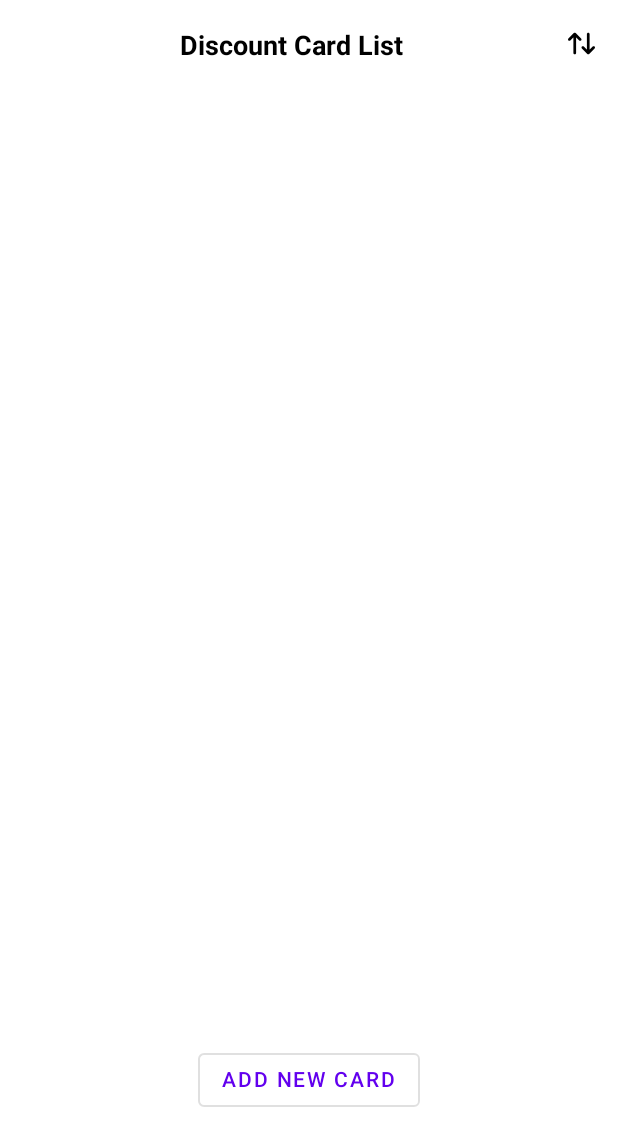
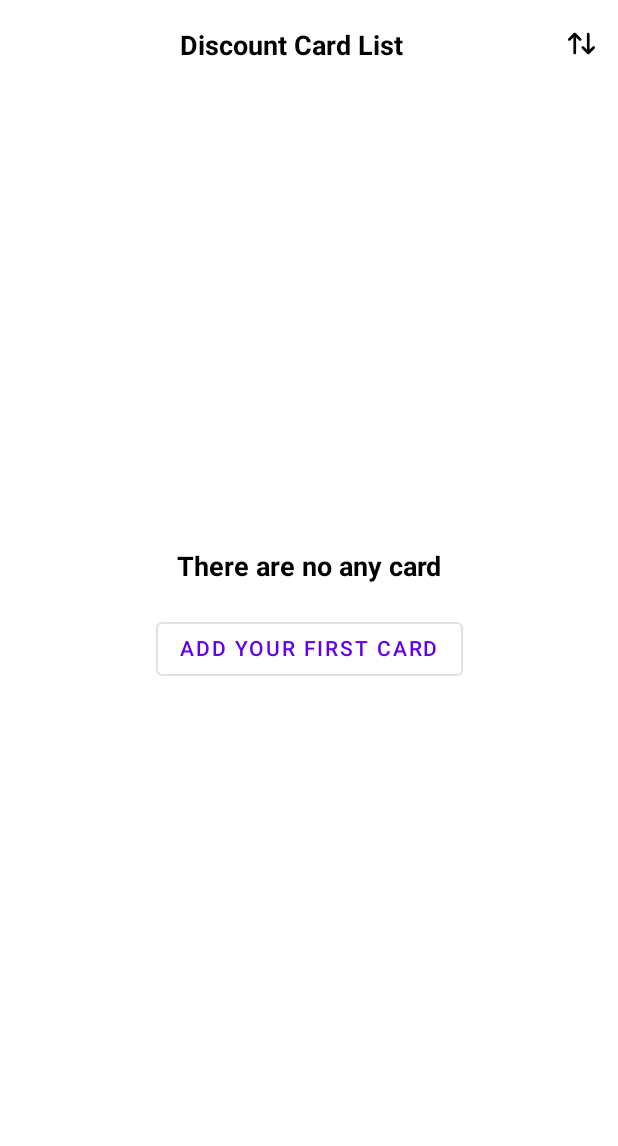
Before and after one commit to shortSparrow/novus_card, an Android app built with Jetpack Compose: the screen it shows after launch (MainActivity), on a phone screen of 412 x 824 dp. Shown: the top 1146 px of the screen. Run offline under Robolectric (Android 15) with nearby library versions, the phone set to English and light mode, and no system bars.

Commit message:
refactoring & add ability delete card

```diff
--- a/app/src/main/java/com/senya/novuswidget/MainActivity.kt
+++ b/app/src/main/java/com/senya/novuswidget/MainActivity.kt
@@ -32,8 +32,6 @@ class MainActivity : AppCompatActivity() {
 
     override fun onCreate(savedInstanceState: Bundle?) {
         super.onCreate(savedInstanceState)
-
-        Log.d("XXXXXX", intent?.getIntExtra("title", 0).toString())
 
         setContent {
             val vm: HomeViewModel = viewModel()
--- a/app/src/main/java/com/senya/novuswidget/ui/home/Home.kt
+++ b/app/src/main/java/com/senya/novuswidget/ui/home/Home.kt
@@ -12,8 +12,10 @@ import androidx.compose.ui.Alignment
 import androidx.compose.ui.ExperimentalComposeUiApi
 import androidx.compose.ui.Modifier
 import androidx.compose.ui.res.painterResource
+import androidx.compose.ui.text.font.FontWeight
 import androidx.compose.ui.tooling.preview.Preview
 import androidx.compose.ui.unit.dp
+import androidx.compose.ui.unit.sp
 import androidx.compose.ui.window.Dialog
 import androidx.compose.ui.window.DialogProperties
 import com.senya.novuswidget.MainActivity
@@ -24,6 +26,7 @@ import com.senya.novuswidget.ui.extentions.opacityClick
 import com.senya.novuswidget.ui.home.components.CardItem
 import com.senya.novuswidget.ui.home.components.ChangeCarOrder
 import com.senya.novuswidget.ui.home.components.Footer
+import com.senya.novuswidget.util.PRESSED_WIDGET_ITEM_INDEX
 import kotlinx.coroutines.launch
 
 
@@ -61,7 +64,7 @@ fun Home(state: HomeState, onAction: (HomeAction) -> Unit) {
         }
     }
 
-    val initialListPosition = MainActivity.activityContext().intent?.getIntExtra("title", 0) ?: 0
+    val initialListPosition = MainActivity.activityContext().intent?.getIntExtra(PRESSED_WIDGET_ITEM_INDEX, 0) ?: 0
     val listState = rememberLazyListState(initialFirstVisibleItemIndex = initialListPosition)
 
     if (state.isOpenCardOrderModal) {
@@ -97,11 +100,29 @@ fun Home(state: HomeState, onAction: (HomeAction) -> Unit) {
             },
         )
         Column(modifier = Modifier.fillMaxSize()) {
+            if (state.cardList.isEmpty()) {
+                Column(
+                    modifier = Modifier
+                        .fillMaxSize(),
+                    verticalArrangement = Arrangement.Center,
+                    horizontalAlignment = Alignment.CenterHorizontally
+                ) {
+                    Text(
+                        text = "There are no any card",
+                        fontWeight = FontWeight.Bold,
+                        fontSize = 18.sp,
+                        modifier = Modifier.padding(bottom = 20.dp)
+                    )
+                    OutlinedButton(onClick = { onAction(HomeAction.ToggleOpenAddNewCardModal(true)) }) {
+                        Text(text = "add your first card".uppercase())
+                    }
+                }
+            }
             LazyRow(
                 Modifier.weight(1f),
                 verticalAlignment = Alignment.CenterVertically,
                 state = listState,
-                flingBehavior = ScrollableDefaults.flingBehavior()
+                flingBehavior = ScrollableDefaults.flingBehavior(),
             ) {
                 items(state.cardList) { cardItem ->
                     CardItem(
--- a/app/src/main/java/com/senya/novuswidget/ui/home/HomeAction.kt
+++ b/app/src/main/java/com/senya/novuswidget/ui/home/HomeAction.kt
@@ -9,6 +9,7 @@ sealed interface HomeAction {
     data class OnChangeCardTitle(val value: String) : HomeAction
     data class SetModifiedCard(val card: ShopItem) : HomeAction
     object AddImage : HomeAction
+    object DeleteImage : HomeAction
     data class SetIsOpenChangeOrderModal (val isOpen: Boolean): HomeAction
     data class SetNewCardOrder(val cardList: List<ShopItem>): HomeAction
 }
--- a/app/src/main/java/com/senya/novuswidget/ui/home/components/CardItem.kt
+++ b/app/src/main/java/com/senya/novuswidget/ui/home/components/CardItem.kt
@@ -23,10 +23,10 @@ import com.senya.novuswidget.ui.home.HomeAction
 @Composable
 fun CardItem(cardItem: ShopItem, onAction: (HomeAction) -> Unit) {
     val configuration = LocalConfiguration.current
-    val cardItemSize = configuration.screenWidthDp - 100
+    val cardItemSize = configuration.screenWidthDp - 20
 
     Column(
-        modifier = Modifier.padding(horizontal = 20.dp),
+        modifier = Modifier.padding(horizontal = 10.dp),
         horizontalAlignment = Alignment.CenterHorizontally
     ) {
         Text(
--- a/app/src/main/java/com/senya/novuswidget/ui/home/components/ModifyCardItem.kt
+++ b/app/src/main/java/com/senya/novuswidget/ui/home/components/ModifyCardItem.kt
@@ -5,6 +5,7 @@ import androidx.activity.result.contract.ActivityResultContracts
 import androidx.compose.foundation.clickable
 import androidx.compose.foundation.interaction.MutableInteractionSource
 import androidx.compose.foundation.layout.*
+import androidx.compose.material.Icon
 import androidx.compose.material.OutlinedButton
 import androidx.compose.material.Text
 import androidx.compose.material.TextField
@@ -13,7 +14,9 @@ import androidx.compose.runtime.remember
 import androidx.compose.ui.Alignment
 import androidx.compose.ui.ExperimentalComposeUiApi
 import androidx.compose.ui.Modifier
+import androidx.compose.ui.graphics.Color
 import androidx.compose.ui.platform.LocalSoftwareKeyboardController
+import androidx.compose.ui.res.painterResource
 import androidx.compose.ui.unit.dp
 import coil.compose.AsyncImage
 import com.senya.novuswidget.domain.model.ModifiedShopItem
@@ -39,6 +42,16 @@ fun ModifyCardItem(modifiedCard: ModifiedShopItem?, onAction: (HomeAction) -> Un
         Header(
             title = "Add New Image",
             onBackButtonClick = { onAction(HomeAction.ToggleOpenAddNewCardModal(false)) },
+            leftIcon = {
+                if (modifiedCard?.path != null) {
+                    Icon(
+                        painter = painterResource(id = com.senya.novuswidget.R.drawable.delete),
+                        contentDescription = "delete card",
+                        tint = Color.Red,
+                        modifier = Modifier.opacityClick { onAction(HomeAction.DeleteImage) }
+                    )
+                }
+            }
         )
 
         Column(
--- a/app/src/main/java/com/senya/novuswidget/use_case/GetCardsFromStorageUseCase.kt
+++ b/app/src/main/java/com/senya/novuswidget/use_case/GetCardsFromStorageUseCase.kt
@@ -7,6 +7,8 @@ import com.senya.novuswidget.MainActivity
 import com.senya.novuswidget.domain.CardMapper
 import com.senya.novuswidget.domain.model.ShopItem
 import com.senya.novuswidget.domain.model.ShopItemSP
+import com.senya.novuswidget.util.DISCOUNT_CARDS_INFO
+import com.senya.novuswidget.util.DISCOUNT_CARDS_LIST
 import java.lang.reflect.Type
 
 
@@ -14,9 +16,9 @@ class GetCardsFromStorageUseCase() {
     operator fun invoke(): List<ShopItem> {
         val gson = Gson()
 
-        MainActivity.activityContext().getSharedPreferences("cards", Context.MODE_PRIVATE).apply {
+        MainActivity.activityContext().getSharedPreferences(DISCOUNT_CARDS_INFO, Context.MODE_PRIVATE).apply {
             val type: Type = object : TypeToken<List<ShopItemSP?>?>() {}.type
-            val savedCards = getString("items", "")
+            val savedCards = getString(DISCOUNT_CARDS_LIST, "")
 
             val cardList: List<ShopItemSP> = if (savedCards?.isNotEmpty() == true) {
                 gson.fromJson(savedCards, type)
--- /dev/null
+++ b/app/src/main/java/com/senya/novuswidget/use_case/UpdateWidgetUseCase.kt
@@ -0,0 +1,26 @@
+package com.senya.novuswidget.use_case
+
+import android.appwidget.AppWidgetManager
+import android.content.ComponentName
+import com.senya.novuswidget.MainActivity
+import com.senya.novuswidget.R
+import com.senya.novuswidget.widget.NovusCardWidgetProvider
+
+class UpdateWidgetUseCase {
+    private val context = MainActivity.activityContext()
+
+    fun updateWidget() {
+        val appWidgetManager = AppWidgetManager.getInstance(context)
+
+        val appWidgetIds = appWidgetManager.getAppWidgetIds(
+            ComponentName(
+                context,
+                NovusCardWidgetProvider::class.java
+            )
+        )
+        appWidgetManager.notifyAppWidgetViewDataChanged(
+            appWidgetIds,
+            R.id.widget_discount_card_list
+        )
+    }
+}
--- /dev/null
+++ b/app/src/main/java/com/senya/novuswidget/util/constants.kt
@@ -0,0 +1,11 @@
+package com.senya.novuswidget.util
+
+
+// Widget
+const val SELECT_CARD_ACTION = "com.senya.novuswidget.widget.TOAST_ACTION"
+const val EXTRA_ITEM = "com.senya.novuswidget.widget.EXTRA_ITEM"
+const val PRESSED_WIDGET_ITEM_INDEX = "pressed.widget.item.index"
+
+// Shared Preferences
+const val DISCOUNT_CARDS_INFO = "discount_cards_info"
+const val DISCOUNT_CARDS_LIST = "discount_cards_list"
--- /dev/null
+++ b/app/src/main/res/drawable/delete.xml
@@ -0,0 +1,5 @@
+<vector android:height="24dp" android:tint="#000000"
+    android:viewportHeight="24" android:viewportWidth="24"
+    android:width="24dp" xmlns:android="http://schemas.android.com/apk/res/android">
+    <path android:fillColor="@android:color/white" android:pathData="M6,19c0,1.1 0.9,2 2,2h8c1.1,0 2,-0.9 2,-2V7H6v12zM19,4h-3.5l-1,-1h-5l-1,1H5v2h14V4z"/>
+</vector>
```
Also changed, not shown: app/src/main/java/com/senya/novuswidget/domain/CardMapper.kt (+7 -0 lines), app/src/main/java/com/senya/novuswidget/ui/home/HomeViewModel.kt (+22 -5 lines), app/src/main/java/com/senya/novuswidget/use_case/ModifyImageUseCase.kt (renamed from app/src/main/java/com/senya/novuswidget/use_case/AddImageUseCase.kt, +20 -25 lines), app/src/main/java/com/senya/novuswidget/widget/NovusCardWidgetProvider.kt (+6 -31 lines), app/src/main/java/com/senya/novuswidget/widget/NovusWidgetService.kt (+1 -21 lines).
